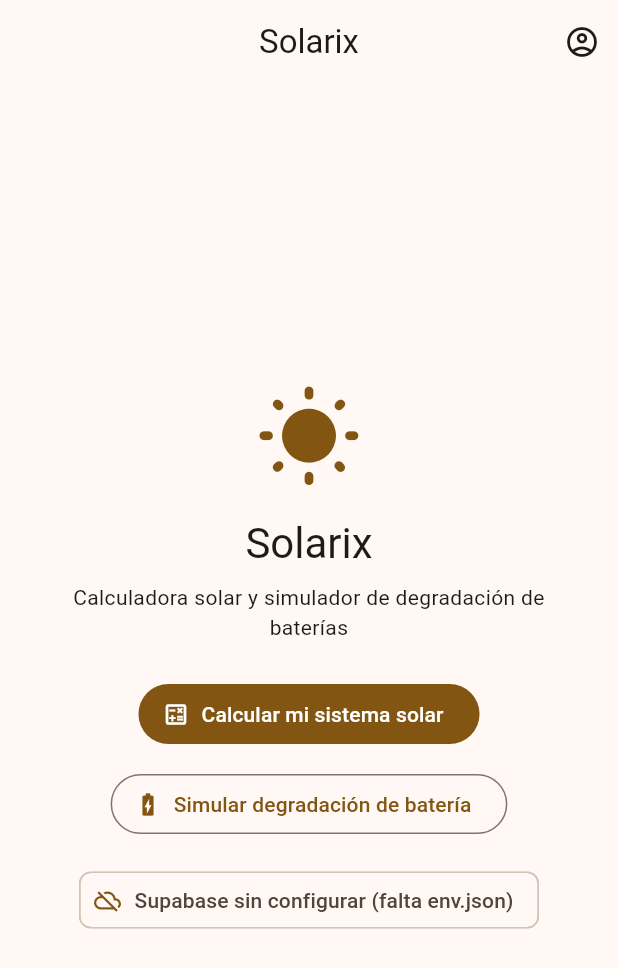
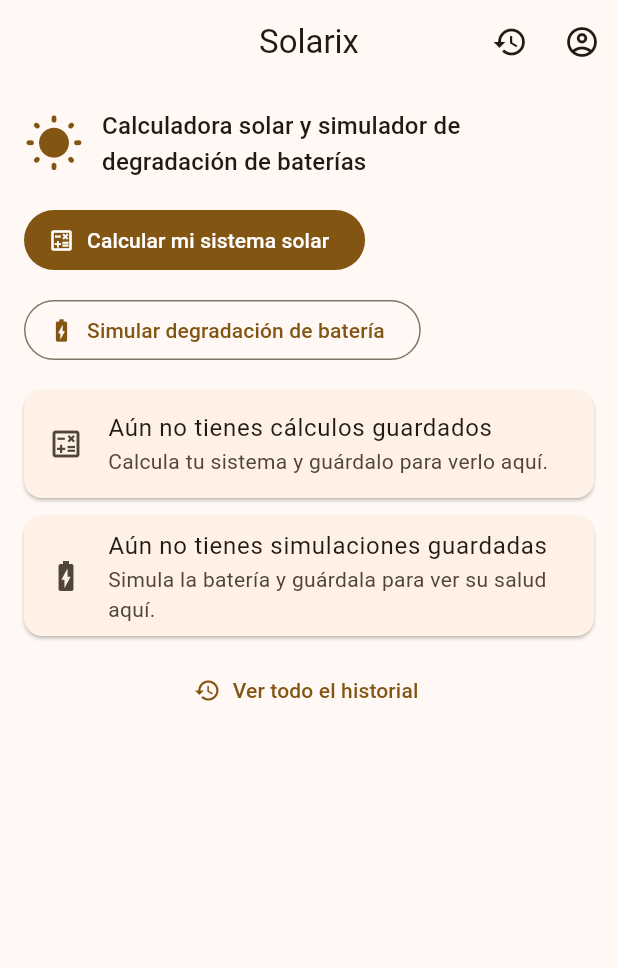
Before and after one commit to CASTILLA057/Solarix-IGSOF, a Flutter app: the InicioScreen screen opened by its route, on a phone screen of 412 x 824 dp. Shown: the top 968 px of the screen. Run offline on Flutter 3.47's test engine with Material 3 defaults, Android fonts, the phone set to English and light mode, and no system bars; our stand-ins replace fl_chart, flutter_riverpod, geolocator, go_router, supabase_flutter; accounts and stored records are empty.

Commit message:
Etapa 7: dashboard de inicio, historial con filtros y detalle de simulación

```diff
--- a/lib/core/router/rutas.dart
+++ b/lib/core/router/rutas.dart
@@ -9,6 +9,8 @@ abstract final class Rutas {
   static const resultados = '$calculadora/resultados';
   static const simulacion = '/simulacion';
   static const resultadosSimulacion = '$simulacion/resultados';
+  static const historial = '/historial';
+  static const detalleSimulacion = '$historial/simulacion';
   static const bienvenida = '/bienvenida';
   static const login = '$bienvenida/login';
   static const registro = '$bienvenida/registro';
--- a/lib/features/calculadora/presentation/resultados_screen.dart
+++ b/lib/features/calculadora/presentation/resultados_screen.dart
@@ -5,6 +5,7 @@ import 'package:go_router/go_router.dart';
 import '../../../core/errors/error_app.dart';
 import '../../../core/formato.dart';
 import '../../../core/router/rutas.dart';
+import '../../dashboard/application/historial_providers.dart';
 import '../../degradacion/domain/integracion.dart';
 import '../../auth/presentation/widgets/auth_widgets.dart';
 import '../application/calculadora_providers.dart';
@@ -57,6 +58,7 @@ class _ResultadosScreenState extends ConsumerState<ResultadosScreen> {
           .read(calculadoraRepositoryProvider)
           .guardarCalculo(widget.entradas, widget.resultado);
       if (!mounted) return;
+      ref.invalidate(calculosGuardadosProvider); // actualiza el dashboard
       setState(() => _calculoId = id);
       ScaffoldMessenger.of(context)
           .showSnackBar(const SnackBar(content: Text('Cálculo guardado.')));
--- a/lib/features/dashboard/presentation/inicio_screen.dart
+++ b/lib/features/dashboard/presentation/inicio_screen.dart
@@ -1,20 +1,36 @@
 import 'package:flutter/material.dart';
+import 'package:flutter_riverpod/flutter_riverpod.dart';
 import 'package:go_router/go_router.dart';
 
-import '../../../core/config/env.dart';
+import '../../../core/formato.dart';
 import '../../../core/router/rutas.dart';
+import '../../degradacion/presentation/etiquetas.dart';
+import '../application/historial_providers.dart';
+import 'historial_screen.dart';
+import 'widgets/graficas.dart';
 
-/// Pantalla inicial provisional. Se convierte en el dashboard en la Etapa 7.
-class InicioScreen extends StatelessWidget {
+/// Dashboard: accesos a la calculadora y la simulación, y resumen del último
+/// cálculo y la última simulación guardados.
+class InicioScreen extends ConsumerWidget {
   const InicioScreen({super.key});
 
   @override
-  Widget build(BuildContext context) {
+  Widget build(BuildContext context, WidgetRef ref) {
     final tema = Theme.of(context);
+    final calculo = ref.watch(calculosGuardadosProvider).value?.firstOrNull;
+    final simulacion = ref
+        .watch(simulacionesGuardadasProvider)
+        .value
+        ?.firstOrNull;
     return Scaffold(
       appBar: AppBar(
         title: const Text('Solarix'),
         actions: [
+          IconButton(
+            tooltip: 'Historial',
+            icon: const Icon(Icons.history),
+            onPressed: () => context.go(Rutas.historial),
+          ),
           IconButton(
             tooltip: 'Mi perfil',
             icon: const Icon(Icons.account_circle_outlined),
@@ -22,50 +38,130 @@ class InicioScreen extends StatelessWidget {
           ),
         ],
       ),
-      body: Center(
-        child: Padding(
-          padding: const EdgeInsets.all(24),
-          child: Column(
-            mainAxisSize: MainAxisSize.min,
+      body: RefreshIndicator(
+        onRefresh: () async {
+          ref
+            ..invalidate(calculosGuardadosProvider)
+            ..invalidate(simulacionesGuardadasProvider);
+        },
+        child: Center(
+          child: ConstrainedBox(
+            constraints: const BoxConstraints(maxWidth: 720),
+            child: ListView(
+              padding: const EdgeInsets.all(16),
+              children: [
+                Row(
                   children: [
                     Icon(
                       Icons.wb_sunny_rounded,
-                size: 72,
+                      size: 40,
                       color: tema.colorScheme.primary,
                     ),
+                    const SizedBox(width: 12),
+                    Expanded(
+                      child: Text(
+                        'Calculadora solar y simulador de degradación de '
+                        'baterías',
+                        style: tema.textTheme.titleMedium,
+                      ),
+                    ),
+                  ],
+                ),
                 const SizedBox(height: 16),
-              Text('Solarix', style: tema.textTheme.headlineMedium),
-              const SizedBox(height: 8),
-              const Text(
-                'Calculadora solar y simulador de degradación de baterías',
-                textAlign: TextAlign.center,
-              ),
-              const SizedBox(height: 24),
+                Wrap(
+                  spacing: 12,
+                  runSpacing: 12,
+                  children: [
                     FilledButton.icon(
                       onPressed: () => context.go(Rutas.calculadora),
                       icon: const Icon(Icons.calculate_outlined),
                       label: const Text('Calcular mi sistema solar'),
                     ),
-              const SizedBox(height: 12),
                     OutlinedButton.icon(
                       onPressed: () => context.go(Rutas.simulacion),
                       icon: const Icon(Icons.battery_charging_full_outlined),
                       label: const Text('Simular degradación de batería'),
                     ),
-              const SizedBox(height: 16),
-              Chip(
-                avatar: Icon(
-                  Env.supabaseConfigurado
-                      ? Icons.cloud_done_outlined
-                      : Icons.cloud_off_outlined,
+                  ],
                 ),
-                label: Text(
-                  Env.supabaseConfigurado
-                      ? 'Supabase conectado'
-                      : 'Supabase sin configurar (falta env.json)',
+                Card(
+                  margin: const EdgeInsets.only(top: 16),
+                  child: calculo == null
+                      ? const ListTile(
+                          leading: Icon(Icons.calculate_outlined),
+                          title: Text('Aún no tienes cálculos guardados'),
+                          subtitle: Text(
+                            'Calcula tu sistema y guárdalo para verlo aquí.',
+                          ),
+                        )
+                      : ListTile(
+                          leading: const Icon(Icons.calculate_outlined),
+                          title: Text('Último cálculo: ${calculo.titulo}'),
+                          subtitle: Text(
+                            '${fechaCorta(calculo.creadoEn)} · '
+                            '${calculo.numeroPaneles} paneles '
+                            '(${Formato.numero(calculo.potenciaKw, 2)} kWp) · '
+                            '${Formato.cop(calculo.costoTotal)} · recupera en '
+                            '${Formato.anios(calculo.paybackAnios, 20).toLowerCase()}',
+                          ),
+                          onTap: () => context.go(Rutas.historial),
                         ),
                 ),
+                Card(
+                  margin: const EdgeInsets.only(top: 12),
+                  child: simulacion == null
+                      ? const ListTile(
+                          leading: Icon(Icons.battery_charging_full_outlined),
+                          title: Text('Aún no tienes simulaciones guardadas'),
+                          subtitle: Text(
+                            'Simula la batería y guárdala para ver su salud '
+                            'aquí.',
+                          ),
+                        )
+                      : InkWell(
+                          onTap: () => context.push(
+                            Rutas.detalleSimulacion,
+                            extra: simulacion,
+                          ),
+                          child: Padding(
+                            padding: const EdgeInsets.all(16),
+                            child: Column(
+                              crossAxisAlignment: CrossAxisAlignment.stretch,
+                              children: [
+                                Text(
+                                  'Última simulación: SoH '
+                                  '${Formato.numero(simulacion.sohFinal, 1)} % '
+                                  '(${simulacion.politica.etiqueta.toLowerCase()})',
+                                  style: tema.textTheme.titleSmall,
+                                ),
+                                Text(
+                                  fechaCorta(simulacion.creadoEn),
+                                  style: tema.textTheme.bodySmall,
+                                ),
+                                const SizedBox(height: 12),
+                                GraficaSoh(
+                                  sohMensual: [
+                                    for (final m in simulacion.serie) m.soh,
                                   ],
+                                  etiqueta: simulacion.politica.etiqueta,
+                                  alternativaAnual:
+                                      simulacion.sohAnualAlternativa,
+                                  etiquetaAlternativa:
+                                      simulacion.politicaAlternativa.etiqueta,
+                                ),
+                              ],
+                            ),
+                          ),
+                        ),
+                ),
+                const SizedBox(height: 12),
+                TextButton.icon(
+                  onPressed: () => context.go(Rutas.historial),
+                  icon: const Icon(Icons.history),
+                  label: const Text('Ver todo el historial'),
+                ),
+              ],
+            ),
           ),
         ),
       ),
```
Also changed, not shown: lib/core/router/app_router.dart (+17 -0 lines), lib/features/dashboard/presentation/detalle_simulacion_screen.dart (added, +118 -0 lines), lib/features/dashboard/presentation/historial_screen.dart (added, +247 -0 lines). Lines whose indentation alone changed are shown as unchanged.
